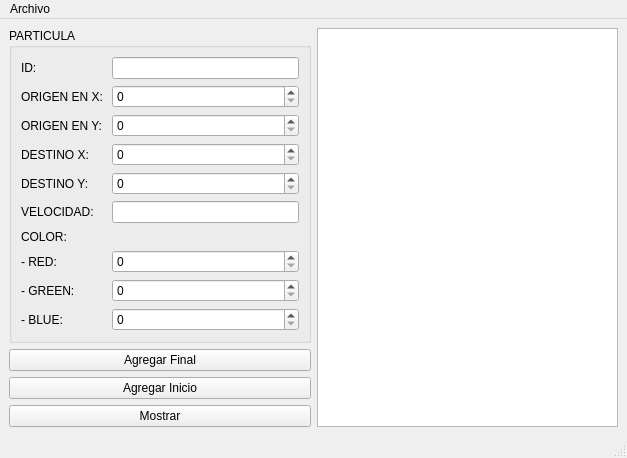
First picture: the form in particula.ui, repository FabianAlejandroEsquedaRodriguez/S.ALGORITMIA_UI_PARTICULA, before the edit.
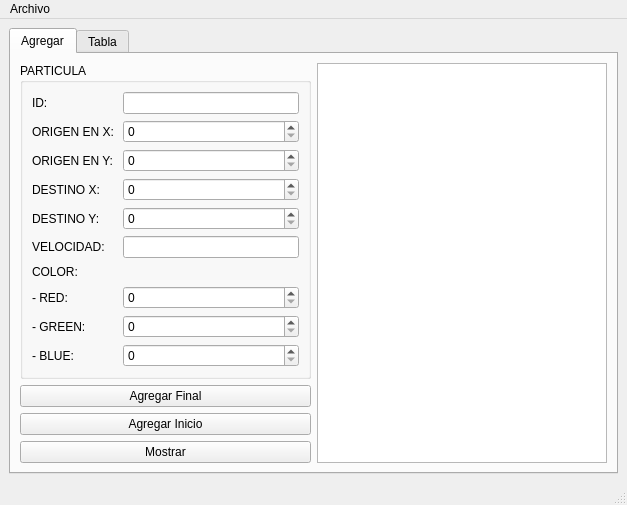
Second picture: the form after the edit.

Commit message: Se rompio la distribucion de la UI y se agrego la Tab Widget. Despues se metieron los coponentes para agregar, a la pestaña 1 y se le dio distribucion

The edit to the form file:
```diff
--- a/particula.ui
+++ b/particula.ui
@@ -14,6 +14,16 @@
    <string>MainWindow</string>
   </property>
   <widget class="QWidget" name="centralwidget">
+   <layout class="QGridLayout" name="gridLayout_3">
+    <item row="0" column="0">
+     <widget class="QTabWidget" name="tabWidget">
+      <property name="currentIndex">
+       <number>0</number>
+      </property>
+      <widget class="QWidget" name="tab">
+       <attribute name="title">
+        <string>Agregar</string>
+       </attribute>
    <layout class="QGridLayout" name="gridLayout_2">
     <item row="2" column="0">
      <widget class="QPushButton" name="agregar_inicio_pushButton">
@@ -175,6 +185,15 @@
     </item>
     <item row="0" column="1" rowspan="4">
      <widget class="QPlainTextEdit" name="salida"/>
+        </item>
+       </layout>
+      </widget>
+      <widget class="QWidget" name="tab_2">
+       <attribute name="title">
+        <string>Tabla</string>
+       </attribute>
+      </widget>
+     </widget>
     </item>
    </layout>
   </widget>
```
Left out of the diff: 48 changed lines with no effect on the pictures. Lines whose indentation alone changed are shown as unchanged.
